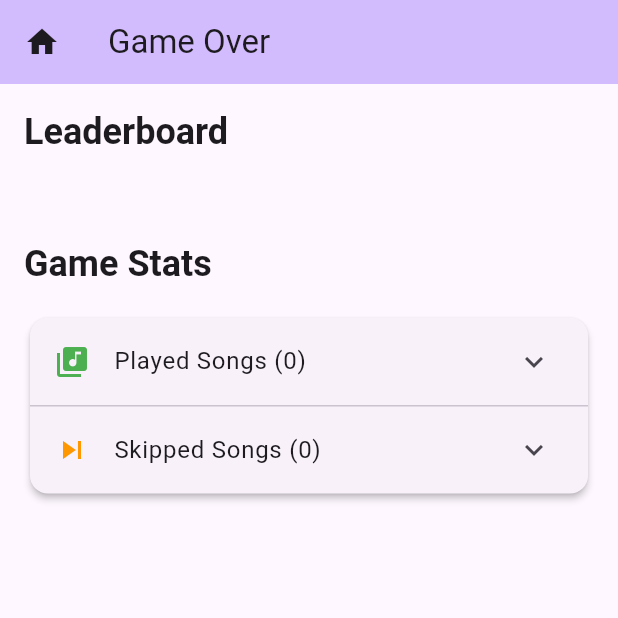
After one commit to VesuviusInc/Vinylster_ZAPP_26, a Flutter app: the GameOver screen opened by its route, on a phone screen of 412 x 824 dp, the top half of it. The commit adds this screen. Run offline on Flutter 3.47's test engine with Material 3 defaults, Android fonts, the phone set to English and light mode, and no system bars; our stand-ins replace flutter_dotenv, go_router, logger, shared_preferences; missing offline and left inert: spotify_sdk; accounts and stored records are empty.

Commit message:
Added GameOver screen showing scores and skipped/played songs, and check if game-over-condition is true/false

```diff
--- a/lib/main.dart
+++ b/lib/main.dart
@@ -8,6 +8,7 @@ import 'package:vinylster_zapp_26/data/services/spotify_service.dart';
 import 'package:vinylster_zapp_26/logic/game_session.dart';
 import 'package:vinylster_zapp_26/l10n/app_localizations.dart';
 import 'package:vinylster_zapp_26/logic/settings_controller.dart';
+import 'package:vinylster_zapp_26/ui/screens/game_over.dart';
 import 'package:vinylster_zapp_26/ui/screens/settings_screen.dart';
 import './ui/screens/local_game.dart';
 import './ui/screens/game_screen.dart';
@@ -36,6 +37,11 @@ final _router = GoRouter(
       name: 'GameScreen',
       path: '/gamescreen',
       builder: (context, state) => const GameScreen(),
+    ),
+    GoRoute(
+      name: "GameOver",
+      path: "/gameover",
+      builder: (context, state) => const GameOver(),
     ),
   ],
 );
--- /dev/null
+++ b/lib/ui/screens/game_over.dart
@@ -0,0 +1,136 @@
+import 'package:flutter/material.dart';
+import 'package:go_router/go_router.dart';
+import 'package:provider/provider.dart';
+import 'package:vinylster_zapp_26/logic/game_session.dart';
+
+class GameOver extends StatelessWidget {
+  const GameOver({super.key});
+
+  @override
+  Widget build(BuildContext context) {
+    final gameSession = context.watch<GameSession>();
+    final sortedPlayers = gameSession.getPlayers().toList()
+      ..sort((a, b) => b.tracks.length.compareTo(a.tracks.length));
+
+    return Scaffold(
+      appBar: AppBar(
+        backgroundColor: Theme.of(context).colorScheme.inversePrimary,
+        title: const Text("Game Over"),
+        leading: IconButton(
+          onPressed: () {
+            gameSession.quit();
+            context.goNamed("Home");
+          },
+          icon: const Icon(Icons.home),
+        ),
+      ),
+      body: SingleChildScrollView(
+        child: Padding(
+          padding: const EdgeInsets.all(16.0),
+          child: Column(
+            crossAxisAlignment: CrossAxisAlignment.start,
+            children: [
+              Text(
+                "Leaderboard",
+                style: Theme.of(context).textTheme.headlineSmall?.copyWith(
+                  fontWeight: FontWeight.bold,
+                ),
+              ),
+              const SizedBox(height: 16),
+              Card(
+                elevation: 2,
+                child: ListView.builder(
+                  shrinkWrap: true,
+                  physics: const NeverScrollableScrollPhysics(),
+                  itemCount: sortedPlayers.length,
+                  itemBuilder: (context, index) {
+                    final player = sortedPlayers[index];
+                    final isWinner = index == 0;
+                    return ListTile(
+                      leading: CircleAvatar(
+                        backgroundColor: isWinner
+                            ? Colors.amber
+                            : Theme.of(context).colorScheme.secondaryContainer,
+                        child: isWinner
+                            ? const Icon(
+                                Icons.emoji_events,
+                                color: Colors.white,
+                              )
+                            : Text('${index + 1}'),
+                      ),
+                      title: Text(
+                        player.name,
+                        style: TextStyle(
+                          fontWeight: isWinner
+                              ? FontWeight.bold
+                              : FontWeight.normal,
+                        ),
+                      ),
+                      trailing: Text(
+                        "${player.tracks.length} Cards",
+                        style: const TextStyle(
+                          fontWeight: FontWeight.bold,
+                          fontSize: 16,
+                        ),
+                      ),
+                    );
+                  },
+                ),
+              ),
+              const SizedBox(height: 32),
+              Text(
+                "Game Stats",
+                style: Theme.of(context).textTheme.headlineSmall?.copyWith(
+                  fontWeight: FontWeight.bold,
+                ),
+              ),
+              const SizedBox(height: 16),
+              Card(
+                elevation: 2,
+                child: Column(
+                  children: [
+                    ExpansionTile(
+                      leading: const Icon(
+                        Icons.library_music,
+                        color: Colors.green,
+                      ),
+                      title: Text(
+                        "Played Songs (${gameSession.playedTracks.length})",
+                      ),
+                      children: gameSession.playedTracks.map((track) {
+                        return ListTile(
+                          dense: true,
+                          title: Text(track.name),
+                          subtitle: Text(track.getArtistsWithFormat()),
+                        );
+                      }).toList(),
+                    ),
+                    const Divider(height: 1),
+                    ExpansionTile(
+                      leading: const Icon(
+                        Icons.skip_next,
+                        color: Colors.orange,
+                      ),
+                      title: Text(
+                        "Skipped Songs (${gameSession.skippedTracks.length})",
+                      ),
+                      children: gameSession.skippedTracks.map((track) {
+                        return ListTile(
+                          dense: true,
+                          title: Text(track.name),
+                          subtitle: Text(track.getArtistsWithFormat()),
+                        );
+                      }).toList(),
+                    ),
+                  ],
+                ),
+              ),
+
+              const SizedBox(height: 32),
+            ],
+          ),
+        ),
+      ),
+    );
+  }
+}
```
Also changed, not shown: lib/logic/game_session.dart (+16 -0 lines), lib/ui/screens/game_screen.dart (+7 -1 lines).
